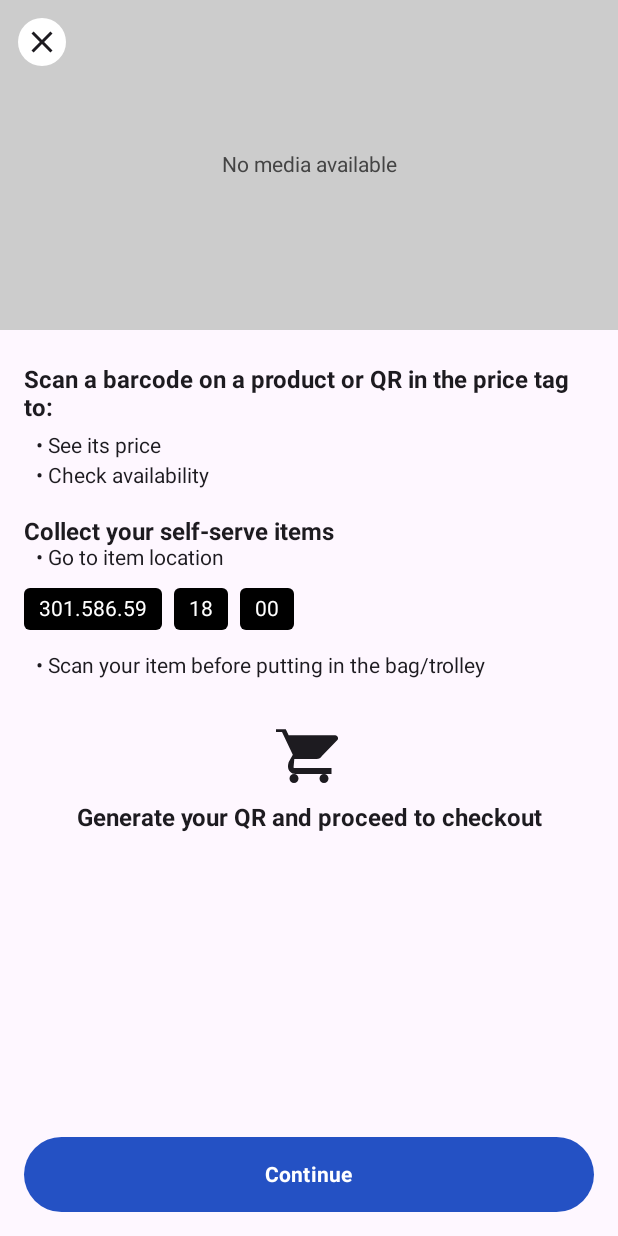
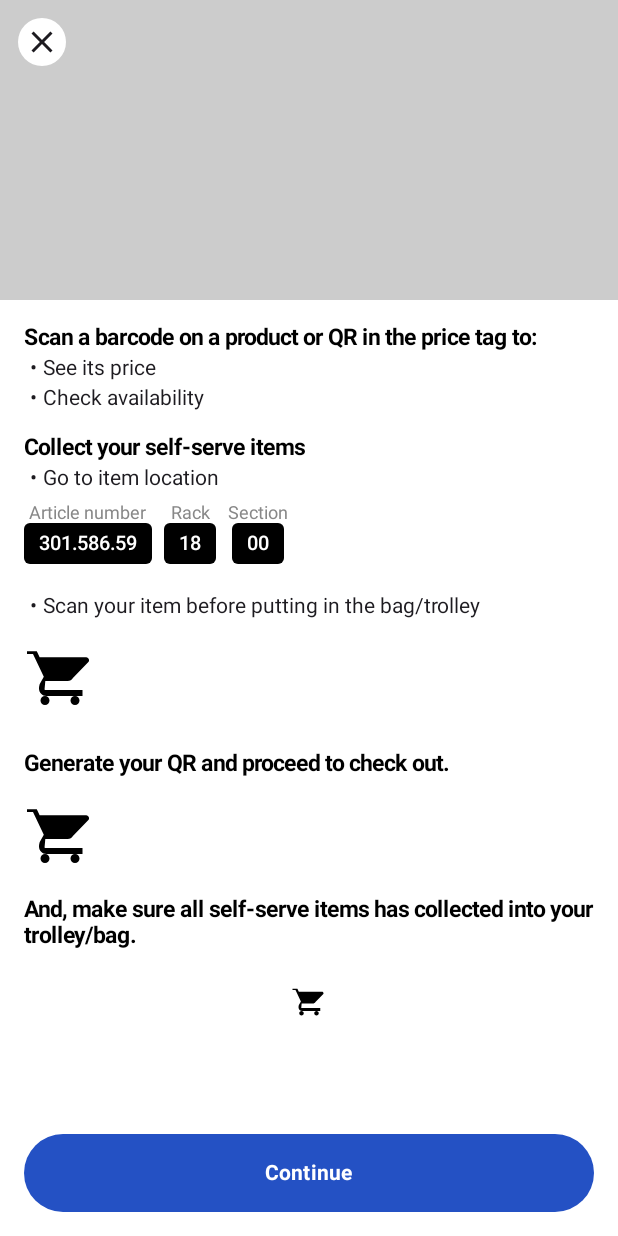
Before and after one commit to sgopal138/android-tooltip, an Android app built with Jetpack Compose: the composable TooltipScreen called with empty values, on a phone screen of 412 x 824 dp. Run offline under Robolectric (Android 15) with nearby library versions, the phone set to English and light mode, and no system bars; pictures from the network do not load.

Commit message:
dialog added

```diff
--- a/app/src/main/java/com/example/tooltipapplication/MainActivity.java
+++ b/app/src/main/java/com/example/tooltipapplication/MainActivity.java
@@ -40,7 +40,7 @@ public class MainActivity extends AppCompatActivity {
         TextView showTooltipButton = findViewById(R.id.textview);
 //        showTooltipButton.setOnClickListener(v-> showTooltip(showTooltipButton, this));
         showTooltipButton.setOnClickListener(v-> {
-            Intent intent = new Intent(MainActivity.this, WelcomeScanActivity.class);
+            Intent intent = new Intent(MainActivity.this, DialogActivity.class);
             startActivity(intent);
         });
     }
--- a/app/src/main/java/com/example/tooltipapplication/WelcomeScanActivity.kt
+++ b/app/src/main/java/com/example/tooltipapplication/WelcomeScanActivity.kt
@@ -1,7 +1,6 @@
 package com.example.tooltipapplication
 
-
-
+import android.content.Intent
 import android.net.Uri
 import android.os.Bundle
 import android.view.ViewGroup
@@ -20,6 +19,7 @@ import androidx.compose.material3.*
 import androidx.compose.runtime.*
 import androidx.compose.ui.Alignment
 import androidx.compose.ui.Modifier
+import androidx.compose.ui.draw.clip
 import androidx.compose.ui.graphics.Color
 import androidx.compose.ui.layout.ContentScale
 import androidx.compose.ui.platform.LocalContext
@@ -38,20 +38,25 @@ class WelcomeScanActivity : ComponentActivity() {
     override fun onCreate(savedInstanceState: Bundle?) {
         super.onCreate(savedInstanceState)
         setContent {
-            TooltipScreen(mediaUrl = "https://fastly.picsum.photos/id/1/5000/3333.jpg?hmac=Asv2DU3rA_5D1xSe22xZK47WEAN0wjWeFOhzd13ujW4") // <-- Replace this
+            TooltipScreen(
+                mediaUrl = "https://fastly.picsum.photos/id/1/5000/3333.jpg?hmac=Asv2DU3rA_5D1xSe22xZK47WEAN0wjWeFOhzd13ujW4"
+            )
         }
     }
 }
 
-@Composable
+/*@Composable
 fun TooltipScreen(mediaUrl: String?) {
+    val context = LocalContext.current
+
     Box(modifier = Modifier.fillMaxSize()) {
         Column(
             modifier = Modifier
                 .fillMaxSize()
-                .padding(bottom = 80.dp) // space for button
+                .padding(bottom = 100.dp) // make space for bottom button
                 .verticalScroll(rememberScrollState())
         ) {
+            // Media section
             Box(
                 modifier = Modifier
                     .fillMaxWidth()
@@ -70,7 +75,7 @@ fun TooltipScreen(mediaUrl: String?) {
                 }
 
                 IconButton(
-                    onClick = { /* Handle close */ },
+                    onClick = { *//* Handle close *//* },
                     modifier = Modifier
                         .align(Alignment.TopStart)
                         .padding(12.dp)
@@ -81,18 +86,19 @@ fun TooltipScreen(mediaUrl: String?) {
                 }
             }
 
-            Column(modifier = Modifier.padding(horizontal = 16.dp, vertical = 24.dp)) {
+            // Info section
+            Column(modifier = Modifier.padding(horizontal = 16.dp, vertical = 20.dp)) {
                 Text(
                     text = "Scan a barcode on a product or QR in the price tag to:",
                     fontSize = 16.sp,
                     fontWeight = FontWeight.Bold
                 )
 
-                Spacer(modifier = Modifier.height(8.dp))
+                Spacer(modifier = Modifier.height(6.dp))
                 BulletText("See its price")
                 BulletText("Check availability")
 
-                Spacer(modifier = Modifier.height(16.dp))
+                Spacer(modifier = Modifier.height(14.dp))
 
                 Text(
                     text = "Collect your self-serve items",
@@ -102,10 +108,10 @@ fun TooltipScreen(mediaUrl: String?) {
 
                 BulletText("Go to item location")
 
+                Spacer(modifier = Modifier.height(10.dp))
+
                 Row(
-                    modifier = Modifier
-                        .padding(top = 8.dp)
-                        .fillMaxWidth(),
+                    modifier = Modifier.fillMaxWidth(),
                     horizontalArrangement = Arrangement.spacedBy(8.dp),
                     verticalAlignment = Alignment.CenterVertically
                 ) {
@@ -120,20 +126,20 @@ fun TooltipScreen(mediaUrl: String?) {
                     }
                 }
 
-                Spacer(modifier = Modifier.height(16.dp))
+                Spacer(modifier = Modifier.height(14.dp))
                 BulletText("Scan your item before putting in the bag/trolley")
 
-                Spacer(modifier = Modifier.height(24.dp))
+                Spacer(modifier = Modifier.height(20.dp))
 
                 Icon(
                     painter = painterResource(id = R.drawable.ic_cart),
                     contentDescription = "Cart",
                     modifier = Modifier
-                        .size(48.dp)
+                        .size(44.dp)
                         .align(Alignment.CenterHorizontally)
                 )
 
-                Spacer(modifier = Modifier.height(8.dp))
+                Spacer(modifier = Modifier.height(6.dp))
 
                 Text(
                     text = "Generate your QR and proceed to checkout",
@@ -144,9 +150,12 @@ fun TooltipScreen(mediaUrl: String?) {
             }
         }
 
-        // Button fixed at bottom
+        // Bottom fixed button
         Button(
-            onClick = { /* Handle click */ },
+            onClick = {
+                val intent = Intent(context, ComposeActivity::class.java)
+                context.startActivity(intent)
+            },
             modifier = Modifier
                 .align(Alignment.BottomCenter)
                 .padding(horizontal = 16.dp, vertical = 16.dp)
@@ -160,22 +169,177 @@ fun TooltipScreen(mediaUrl: String?) {
     }
 }
 
-
-
 @Composable
 fun BulletText(text: String) {
     Row(modifier = Modifier.padding(start = 8.dp, bottom = 4.dp)) {
         Text("• ", fontSize = 14.sp)
         Text(text, fontSize = 14.sp)
     }
+}*/
+
+
+
+@Composable
+fun TooltipScreen(mediaUrl: String?) {
+    Scaffold(
+        bottomBar = {
+            Button(
+                onClick = { /* Handle click */ },
+                modifier = Modifier
+                    .fillMaxWidth()
+                    .padding(horizontal = 16.dp, vertical = 16.dp)
+                    .height(52.dp),
+                shape = RoundedCornerShape(28.dp),
+                colors = ButtonDefaults.buttonColors(containerColor = Color(0xFF2451C4))
+            ) {
+                Text("Continue", color = Color.White, fontWeight = FontWeight.Bold)
+            }
+        },
+        containerColor = Color.White
+    ) { innerPadding ->
+
+        Column(
+            modifier = Modifier
+                .fillMaxSize()
+                .verticalScroll(rememberScrollState())
+                .padding(bottom = innerPadding.calculateBottomPadding())
+        ) {
+            // Header media
+            Box(
+                modifier = Modifier
+                    .fillMaxWidth()
+                    .height(200.dp)
+                    .background(Color.LightGray)
+            ) {
+                if (!mediaUrl.isNullOrBlank()) {
+                    MediaContent(mediaUrl = mediaUrl, modifier = Modifier.fillMaxSize())
+                }
+
+                IconButton(
+                    onClick = { /* Handle close */ },
+                    modifier = Modifier
+                        .padding(12.dp)
+                        .background(Color.White, CircleShape)
+                        .size(32.dp)
+                        .align(Alignment.TopStart)
+                ) {
+                    Icon(Icons.Default.Close, contentDescription = "Close")
+                }
+            }
+
+            Column(modifier = Modifier.padding(16.dp)) {
+                SectionTitle("Scan a barcode on a product or QR in the price tag to:")
+                BulletText("See its price")
+                BulletText("Check availability")
+
+                Spacer(modifier = Modifier.height(16.dp))
+
+                SectionTitle("Collect your self-serve items")
+                BulletText("Go to item location")
+
+                Spacer(modifier = Modifier.height(8.dp))
+
+                Row(
+                    horizontalArrangement = Arrangement.spacedBy(8.dp),
+                    modifier = Modifier.fillMaxWidth()
+                ) {
+                    LabelledChip(title = "Article number", value = "301.586.59")
+                    LabelledChip(title = "Rack", value = "18")
+                    LabelledChip(title = "Section", value = "00")
+                }
+
+                Spacer(modifier = Modifier.height(16.dp))
+                BulletText("Scan your item before putting in the bag/trolley")
+
+                Spacer(modifier = Modifier.height(16.dp))
+                Icon(
+                    painter = painterResource(id = R.drawable.ic_cart), // Replace with your cart icon
+                    contentDescription = "Cart",
+                    modifier = Modifier.size(48.dp),
+                    tint = Color.Unspecified
+                )
+
+                Spacer(modifier = Modifier.height(24.dp))
+
+                SectionTitle("Generate your QR and proceed to check out.")
+
+                Spacer(modifier = Modifier.height(16.dp))
+                Icon(
+                    painter = painterResource(id = R.drawable.ic_cart), // Replace with your QR icon
+                    contentDescription = "QR Code",
+                    modifier = Modifier.size(48.dp),
+                    tint = Color.Unspecified
+                )
+
+                Spacer(modifier = Modifier.height(16.dp))
+                Text(
+                    text = "And, make sure all self-serve items has collected into your trolley/bag.",
+                    fontWeight = FontWeight.Bold,
+                    fontSize = 15.sp,
+                    color = Color.Black
+                )
+
+                Spacer(modifier = Modifier.height(24.dp))
+
+                Image(
+                    painter = painterResource(id = R.drawable.ic_cart), // Replace with your promo banner
+                    contentDescription = "IKEA Promo",
+                    modifier = Modifier
+                        .fillMaxWidth()
+                        .clip(RoundedCornerShape(4.dp))
+                )
+
+                Spacer(modifier = Modifier.height(16.dp))
+            }
+        }
+    }
 }
+
+@Composable
+fun SectionTitle(text: String) {
+    Text(
+        text = text,
+        fontWeight = FontWeight.Bold,
+        fontSize = 15.sp,
+        color = Color.Black
+    )
+}
+
+@Composable
+fun BulletText(text: String) {
+    Row(modifier = Modifier.padding(start = 4.dp, top = 4.dp)) {
+        Text("•", fontSize = 14.sp, modifier = Modifier.padding(end = 4.dp))
+        Text(text, fontSize = 14.sp)
+    }
+}
+
+@Composable
+fun LabelledChip(title: String, value: String) {
+    Column(horizontalAlignment = Alignment.CenterHorizontally) {
+        Text(text = title, fontSize = 12.sp, color = Color.Gray)
+        Box(
+            modifier = Modifier
+                .background(Color.Black, RoundedCornerShape(4.dp))
+                .padding(horizontal = 10.dp, vertical = 6.dp)
+        ) {
+            Text(
+                text = value,
+                color = Color.White,
+                fontSize = 13.sp,
+                fontWeight = FontWeight.SemiBold
+            )
+        }
+    }
+}
+
+
+
 
 @Composable
 fun MediaContent(mediaUrl: String?, modifier: Modifier = Modifier) {
     val context = LocalContext.current
 
     if (mediaUrl.isNullOrBlank()) {
-        // Placeholder for null or empty URL
         Box(
             modifier = modifier.background(Color.LightGray),
             contentAlignment = Alignment.Center
--- /dev/null
+++ b/app/src/main/res/drawable/bg_dialog_rounded.xml
@@ -0,0 +1,5 @@
+<shape xmlns:android="http://schemas.android.com/apk/res/android"
+    android:shape="rectangle">
+    <solid android:color="#FFFFFF" />
+    <corners android:radius="16dp" />
+</shape>
```
Also changed, not shown: app/src/main/AndroidManifest.xml (+6 -4 lines), app/src/main/java/com/example/tooltipapplication/DialogActivity.kt (added, +92 -0 lines), app/src/main/res/layout/activity_dialog.xml (added, +13 -0 lines), app/src/main/res/layout/dialog_ikea_closed.xml (added, +48 -0 lines).
